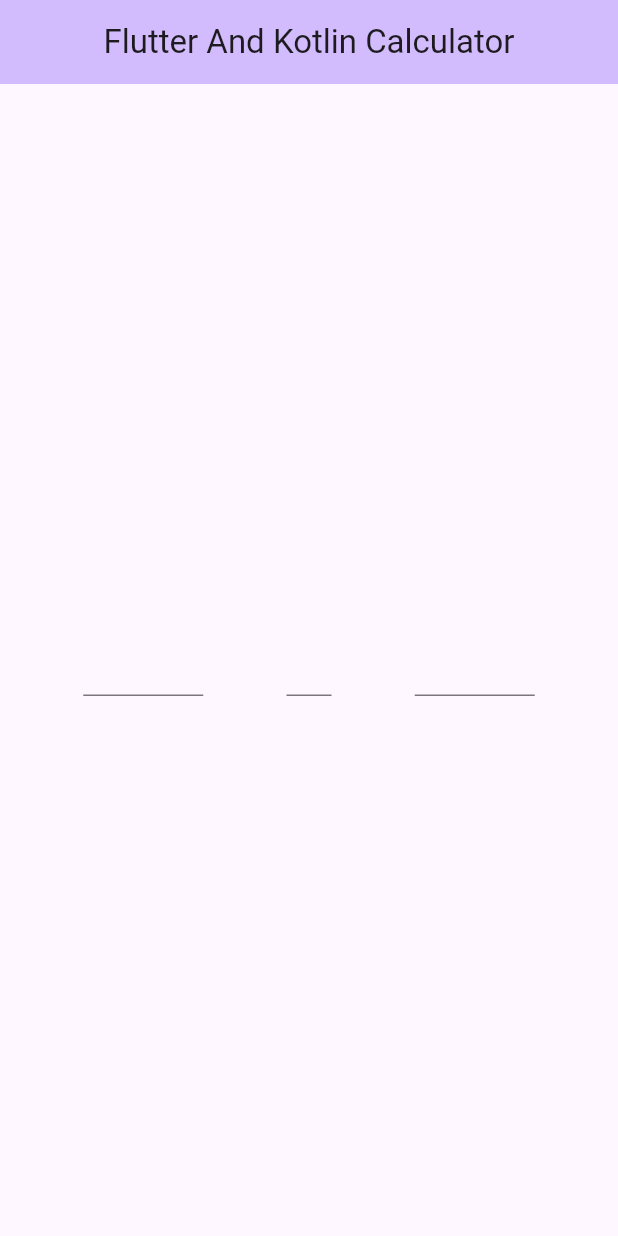
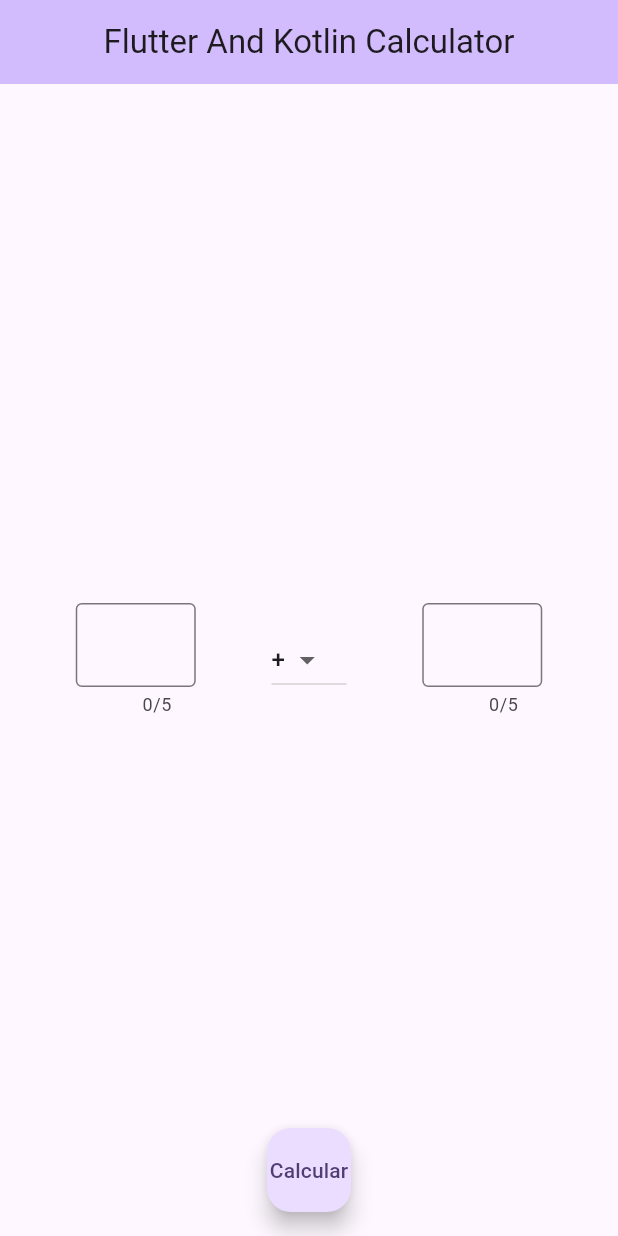
Before and after one commit to eduardo-cercal/flutter_kotlin_calculator, a Flutter app: the screen it shows after launch, on a phone screen of 412 x 824 dp. Run offline on Flutter 3.47's test engine with Material 3 defaults, Android fonts, the phone set to English and light mode, and no system bars.

Commit message:
finished screen makeing, start platform channel develop

```diff
--- a/lib/main.dart
+++ b/lib/main.dart
@@ -1,69 +1,7 @@
 import 'package:flutter/material.dart';
+
+import 'number_input_screen.dart';
 
 void main() {
   runApp(const MyApp());
 }
-
-class MyApp extends StatelessWidget {
-  const MyApp({super.key});
-
-  @override
-  Widget build(BuildContext context) {
-    return MaterialApp(
-      title: 'Flutter Demo',
-      theme: ThemeData(
-        colorScheme: ColorScheme.fromSeed(seedColor: Colors.deepPurple),
-        useMaterial3: true,
-      ),
-      home: const MyHomePage(title: 'Flutter And Kotlin Calculator'),
-    );
-  }
-}
-
-class MyHomePage extends StatefulWidget {
-  const MyHomePage({super.key, required this.title});
-
-  final String title;
-
-  @override
-  State<MyHomePage> createState() => _MyHomePageState();
-}
-
-class _MyHomePageState extends State<MyHomePage> {
-  int _counter = 0;
-
-  void _incrementCounter() {
-    setState(() {
-      _counter++;
-    });
-  }
-
-  @override
-  Widget build(BuildContext context) {
-    return Scaffold(
-        appBar: AppBar(
-          backgroundColor: Theme.of(context).colorScheme.inversePrimary,
-          title: Text(widget.title),
-          centerTitle: true,
-        ),
-        body: Center(
-          child: Row(
-            mainAxisAlignment: MainAxisAlignment.spaceEvenly,
-            children: [
-              SizedBox(
-                width: 80,
-                child: TextField(),
-              ),
-              SizedBox(
-                width: 30,
-                child: TextField(),
-              ),
-              SizedBox(
-                width: 80,
-                child: TextField(),
-              )
-            ],
-          ),
-        ));
-  }
-}
--- /dev/null
+++ b/lib/number_input_screen.dart
@@ -0,0 +1,118 @@
+import 'package:flutter/material.dart';
+import 'package:flutter/services.dart';
+
+const channel = MethodChannel('calculator');
+
+class MyApp extends StatelessWidget {
+  const MyApp({super.key});
+
+  @override
+  Widget build(BuildContext context) {
+    return MaterialApp(
+      title: 'Flutter Demo',
+      theme: ThemeData(
+        colorScheme: ColorScheme.fromSeed(seedColor: Colors.deepPurple),
+        useMaterial3: true,
+      ),
+      home: const MyHomePage(title: 'Flutter And Kotlin Calculator'),
+    );
+  }
+}
+
+class MyHomePage extends StatefulWidget {
+  const MyHomePage({super.key, required this.title});
+
+  final String title;
+
+  @override
+  State<MyHomePage> createState() => _MyHomePageState();
+}
+
+class _MyHomePageState extends State<MyHomePage> {
+  final TextEditingController firstNumber = TextEditingController();
+  final TextEditingController secondNumber = TextEditingController();
+  String operation = '+';
+
+  @override
+  Widget build(BuildContext context) {
+    return Scaffold(
+      appBar: AppBar(
+        backgroundColor: Theme.of(context).colorScheme.inversePrimary,
+        title: Text(widget.title),
+        centerTitle: true,
+      ),
+      body: Center(
+        child: Row(
+          mainAxisAlignment: MainAxisAlignment.spaceEvenly,
+          children: [
+            SizedBox(
+              width: 80,
+              child: TextField(
+                textAlign: TextAlign.center,
+                maxLength: 5,
+                controller: firstNumber,
+                keyboardType:
+                    const TextInputType.numberWithOptions(decimal: true),
+                inputFormatters: [
+                  FilteringTextInputFormatter.digitsOnly,
+                ],
+                decoration: const InputDecoration(border: OutlineInputBorder()),
+              ),
+            ),
+            SizedBox(
+              width: 50,
+              child: DropdownButton<String>(
+                  value: operation,
+                  items: const [
+                    DropdownMenuItem<String>(
+                      value: '+',
+                      child: Text('+'),
+                    ),
+                    DropdownMenuItem<String>(
+                      value: '-',
+                      child: Text('-'),
+                    ),
+                    DropdownMenuItem<String>(
+                      value: '*',
+                      child: Text('*'),
+                    ),
+                    DropdownMenuItem<String>(
+                      value: '/',
+                      child: Text('/'),
+                    ),
+                    DropdownMenuItem<String>(
+                      value: '%',
+                      child: Text('%'),
+                    ),
+                  ],
+                  onChanged: (item) {
+                    setState(() {
+                      operation = item ?? operation;
+                    });
+                  }),
+            ),
+            SizedBox(
+              width: 80,
+              child: TextField(
+                maxLength: 5,
+                controller: secondNumber,
+                textAlign: TextAlign.center,
+                keyboardType:
+                    const TextInputType.numberWithOptions(decimal: true),
+                inputFormatters: [
+                  FilteringTextInputFormatter.digitsOnly,
+                ],
+                decoration: const InputDecoration(border: OutlineInputBorder()),
+              ),
+            ),
+          ],
+        ),
+      ),
+      floatingActionButtonLocation: FloatingActionButtonLocation.centerFloat,
+      floatingActionButton: FloatingActionButton(
+        onPressed: () {},
+        child: const Text('Calcular'),
+      ),
+    );
+  }
+}
```
